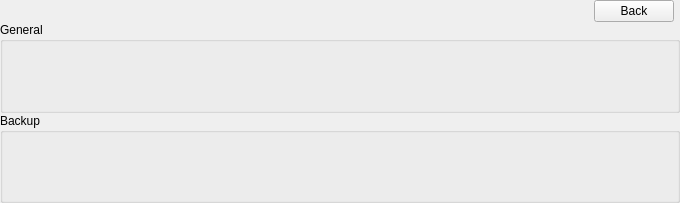
Qt form forms/jobwidget.ui (Tarsnap/tarsnap-gui) before a commit.
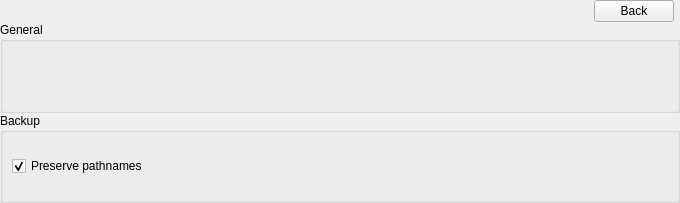
The same form after that commit. The open tabs and pages were chosen to show the change. Icons and pictures are not drawn. Custom widgets are drawn as their Qt base class.

Commit message: Implement the preserve paths Job option.

Diff of the .ui file:
```diff
--- a/forms/jobwidget.ui
+++ b/forms/jobwidget.ui
@@ -421,6 +421,21 @@
             <property name="title">
              <string>Backup</string>
             </property>
+            <layout class="QVBoxLayout" name="verticalLayout_7">
+             <item>
+              <widget class="QCheckBox" name="preservePathsCheckBox">
+               <property name="toolTip">
+                <string>Preseve absolute pathnames by not removing leading slashes</string>
+               </property>
+               <property name="text">
+                <string>Preserve pathnames</string>
+               </property>
+               <property name="checked">
+                <bool>true</bool>
+               </property>
+              </widget>
+             </item>
+            </layout>
            </widget>
           </item>
          </layout>
```
The commit also changes 10 other files.
